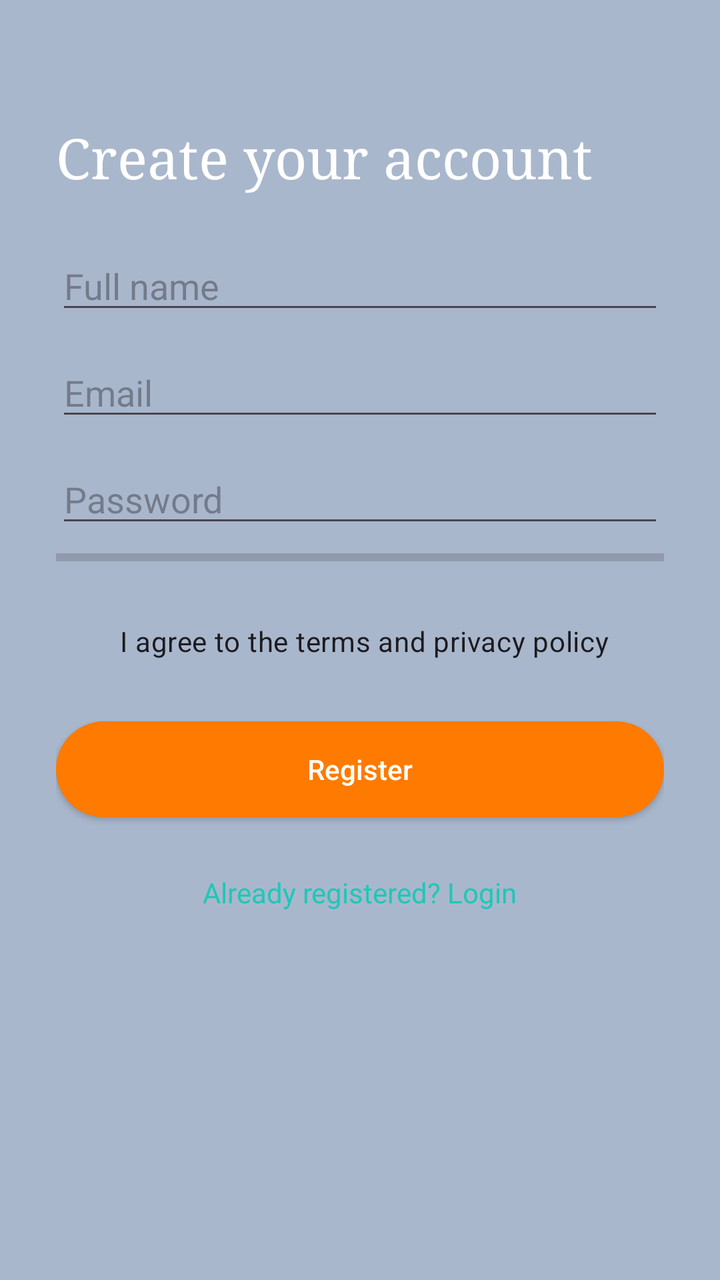
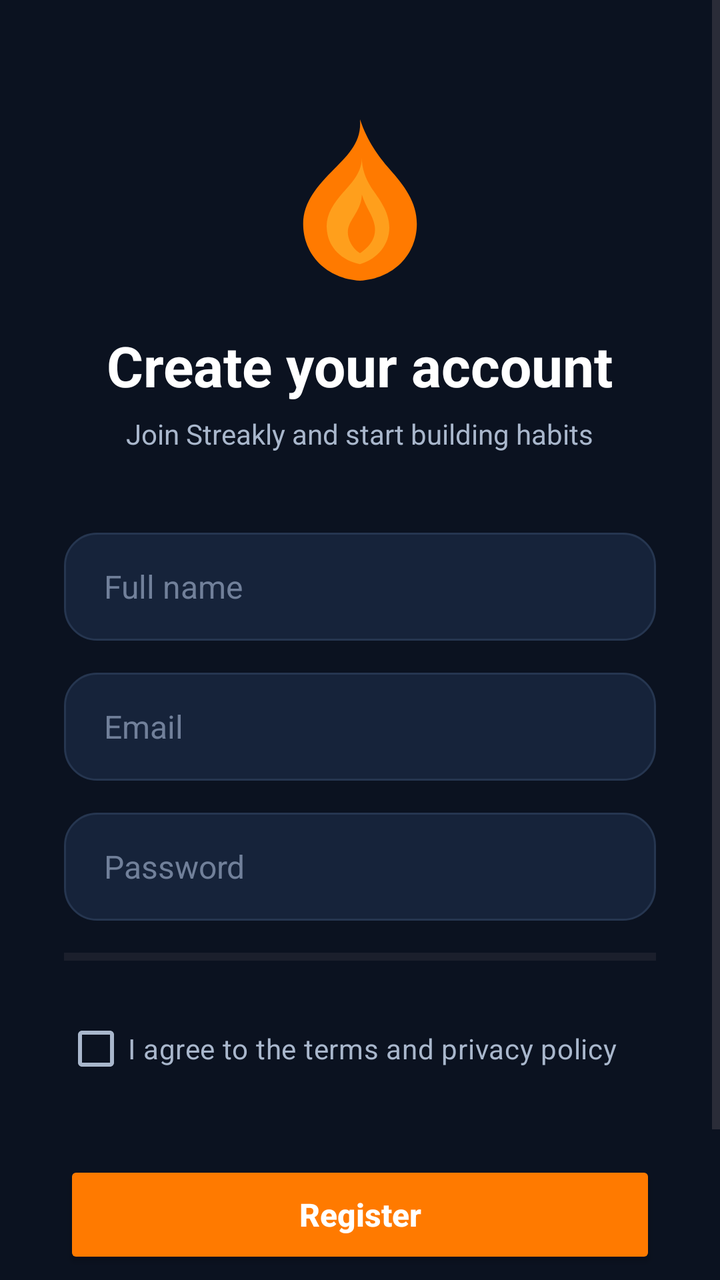

Two renders of the same Android screen: before a commit and after it. Below are the layout's source before the change and the commit's diff.
<!-- AndroidManifest.xml: application theme Theme.Streakly -->
<!-- res/layout/activity_register.xml -->
<?xml version="1.0" encoding="utf-8"?>
<ScrollView xmlns:android="http://schemas.android.com/apk/res/android"
    android:layout_width="match_parent" android:layout_height="match_parent"
    android:background="@color/sand_050">

    <LinearLayout
        android:layout_width="match_parent" android:layout_height="wrap_content"
        android:orientation="vertical" android:padding="28dp">

        <TextView
            android:layout_width="wrap_content" android:layout_height="wrap_content"
            android:text="@string/create_account"
            android:textSize="28sp" android:textColor="@color/text_primary"
            android:fontFamily="serif" android:layout_marginTop="32dp" />

        <EditText android:id="@+id/etName"
            android:layout_width="match_parent" android:layout_height="wrap_content"
            android:hint="@string/name_hint" android:layout_marginTop="24dp" />

        <EditText android:id="@+id/etEmail"
            android:layout_width="match_parent" android:layout_height="wrap_content"
            android:hint="@string/email_hint" android:inputType="textEmailAddress"
            android:layout_marginTop="12dp" />

        <EditText android:id="@+id/etPassword"
            android:layout_width="match_parent" android:layout_height="wrap_content"
            android:hint="@string/password_hint" android:inputType="textPassword"
            android:layout_marginTop="12dp" />

        <ProgressBar android:id="@+id/pwStrength"
            style="?android:attr/progressBarStyleHorizontal"
            android:layout_width="match_parent" android:layout_height="4dp"
            android:max="3" android:progress="0" android:layout_marginTop="8dp" />

        <CheckBox android:id="@+id/cbTerms"
            android:layout_width="match_parent" android:layout_height="wrap_content"
            android:text="@string/i_agree" android:layout_marginTop="16dp" />

        <TextView android:id="@+id/tvError"
            android:layout_width="match_parent" android:layout_height="wrap_content"
            android:textColor="@color/error" android:textSize="13sp"
            android:layout_marginTop="8dp" android:visibility="gone" />

        <Button android:id="@+id/btnRegister"
            android:layout_width="match_parent" android:layout_height="wrap_content"
            android:layout_marginTop="16dp" android:text="@string/register"
            android:background="@drawable/bg_button_flame"
            android:textColor="@color/text_on_flame" android:textAllCaps="false" />

        <TextView android:id="@+id/tvGoLogin"
            android:layout_width="wrap_content" android:layout_height="wrap_content"
            android:layout_gravity="center_horizontal"
            android:text="@string/have_account" android:textColor="@color/streakly_teal"
            android:layout_marginTop="20dp" android:padding="8dp" />
    </LinearLayout>
</ScrollView>
<!-- resources referenced by this layout -->
<resources>
  <color name="error">#FF5C5C</color>
  <color name="sand_050">#A9B7CC</color>
  <color name="streakly_teal">#20C7B7</color>
  <color name="text_on_flame">#FFFFFF</color>
  <color name="text_primary">#FFFFFF</color>
  <!-- drawable bg_button_flame (drawable) -->
  <?xml version="1.0" encoding="utf-8"?>
  <shape xmlns:android="http://schemas.android.com/apk/res/android" android:shape="rectangle">
      <solid android:color="@color/flame_500" />
      <corners android:radius="999dp" />
  </shape>
  <string name="email_hint">Email</string>
  <string name="name_hint">Full name</string>
  <string name="password_hint">Password</string>
  <string name="register">Register</string>
  <color name="flame_500">#FF7A00</color>
  <style name="Base.Theme.Streakly" parent="Theme.Material3.DayNight.NoActionBar">
          
          <item name="colorPrimary">@color/primary</item>
          <item name="colorOnPrimary">@color/white</item>
          <item name="colorPrimaryContainer">@color/primary_light</item>
          <item name="colorOnPrimaryContainer">@color/background_primary</item>
  
          <item name="colorSecondary">@color/accent</item>
          <item name="colorOnSecondary">@color/white</item>
  
          <item name="colorSurface">@color/surface_card</item>
          <item name="colorOnSurface">@color/text_primary</item>
          <item name="colorSurfaceVariant">@color/background_secondary</item>
          <item name="colorOnSurfaceVariant">@color/text_secondary</item>
  
          <item name="android:windowBackground">@color/background_primary</item>
          <item name="android:statusBarColor">@color/background_primary</item>
          <item name="android:navigationBarColor">@color/background_secondary</item>
  
          
          <item name="textAppearanceTitleLarge">@style/TextAppearance.Streakly.Title</item>
      </style>
  <color name="primary">#FF7A00</color>
  <color name="white">#FFFFFF</color>
  <color name="primary_light">#FF9F1C</color>
  <color name="accent">#20C7B7</color>
  <color name="surface_card">#16233A</color>
  <color name="text_secondary">#A9B7CC</color>
  <!-- unchanged entries left out for length: 7 -->
</resources>

<!-- the commit's change to res/layout/activity_register.xml (unified diff, before → after) -->
@@ -1,56 +1,127 @@
 <?xml version="1.0" encoding="utf-8"?>
 <ScrollView xmlns:android="http://schemas.android.com/apk/res/android"
-    android:layout_width="match_parent" android:layout_height="match_parent"
-    android:background="@color/sand_050">
+    android:layout_width="match_parent"
+    android:layout_height="match_parent"
+    android:background="@color/background_primary"
+    android:fillViewport="true">
 
     <LinearLayout
-        android:layout_width="match_parent" android:layout_height="wrap_content"
-        android:orientation="vertical" android:padding="28dp">
+        android:layout_width="match_parent"
+        android:layout_height="wrap_content"
+        android:gravity="center_horizontal"
+        android:orientation="vertical"
+        android:padding="32dp">
+
+        <ImageView
+            android:layout_width="88dp"
+            android:layout_height="88dp"
+            android:layout_marginTop="24dp"
+            android:src="@drawable/ic_flame_logo" />
 
         <TextView
-            android:layout_width="wrap_content" android:layout_height="wrap_content"
+            android:layout_width="wrap_content"
+            android:layout_height="wrap_content"
+            android:layout_marginTop="20dp"
             android:text="@string/create_account"
-            android:textSize="28sp" android:textColor="@color/text_primary"
-            android:fontFamily="serif" android:layout_marginTop="32dp" />
+            android:textColor="@color/text_primary"
+            android:textSize="28sp"
+            android:textStyle="bold" />
 
-        <EditText android:id="@+id/etName"
-            android:layout_width="match_parent" android:layout_height="wrap_content"
-            android:hint="@string/name_hint" android:layout_marginTop="24dp" />
+        <TextView
+            android:layout_width="wrap_content"
+            android:layout_height="wrap_content"
+            android:layout_marginTop="6dp"
+            android:layout_marginBottom="28dp"
+            android:text="Join Streakly and start building habits"
+            android:textColor="@color/text_secondary"
+            android:textSize="14sp" />
 
-        <EditText android:id="@+id/etEmail"
-            android:layout_width="match_parent" android:layout_height="wrap_content"
-            android:hint="@string/email_hint" android:inputType="textEmailAddress"
-            android:layout_marginTop="12dp" />
+        <EditText
+            android:id="@+id/etName"
+            android:layout_width="match_parent"
+            android:layout_height="54dp"
+            android:layout_marginTop="12dp"
+            android:background="@drawable/bg_input"
+            android:hint="@string/name_hint"
+            android:paddingHorizontal="20dp"
+            android:textColor="@color/text_primary"
+            android:textColorHint="@color/text_muted"
+            android:textSize="16sp" />
 
-        <EditText android:id="@+id/etPassword"
-            android:layout_width="match_parent" android:layout_height="wrap_content"
-            android:hint="@string/password_hint" android:inputType="textPassword"
-            android:layout_marginTop="12dp" />
+        <EditText
+            android:id="@+id/etEmail"
+            android:layout_width="match_parent"
+            android:layout_height="54dp"
+            android:layout_marginTop="16dp"
+            android:background="@drawable/bg_input"
+            android:hint="@string/email_hint"
+            android:inputType="textEmailAddress"
+            android:paddingHorizontal="20dp"
+            android:textColor="@color/text_primary"
+            android:textColorHint="@color/text_muted"
+            android:textSize="16sp" />
 
-        <ProgressBar android:id="@+id/pwStrength"
+        <EditText
+            android:id="@+id/etPassword"
+            android:layout_width="match_parent"
+            android:layout_height="54dp"
+            android:layout_marginTop="16dp"
+            android:background="@drawable/bg_input"
+            android:hint="@string/password_hint"
+            android:inputType="textPassword"
+            android:paddingHorizontal="20dp"
+            android:textColor="@color/text_primary"
+            android:textColorHint="@color/text_muted"
+            android:textSize="16sp" />
+
+        <ProgressBar
+            android:id="@+id/pwStrength"
             style="?android:attr/progressBarStyleHorizontal"
-            android:layout_width="match_parent" android:layout_height="4dp"
-            android:max="3" android:progress="0" android:layout_marginTop="8dp" />
+            android:layout_width="match_parent"
+            android:layout_height="4dp"
+            android:layout_marginTop="16dp"
+            android:max="3"
+            android:progress="0"
+            android:progressTint="@color/primary" />
 
-        <CheckBox android:id="@+id/cbTerms"
-            android:layout_width="match_parent" android:layout_height="wrap_content"
-            android:text="@string/i_agree" android:layout_marginTop="16dp" />
+        <CheckBox
+            android:id="@+id/cbTerms"
+            android:layout_width="match_parent"
+            android:layout_height="wrap_content"
+            android:layout_marginTop="20dp"
+            android:buttonTint="@color/primary"
+            android:text="@string/i_agree"
+            android:textColor="@color/text_secondary" />
 
-        <TextView android:id="@+id/tvError"
-            android:layout_width="match_parent" android:layout_height="wrap_content"
-            android:textColor="@color/error" android:textSize="13sp"
-            android:layout_marginTop="8dp" android:visibility="gone" />
+        <TextView
+            android:id="@+id/tvError"
+            android:layout_width="match_parent"
+            android:layout_height="wrap_content"
+            android:layout_marginTop="8dp"
+            android:textColor="@color/error"
+            android:textSize="14sp"
+            android:visibility="gone" />
 
-        <Button android:id="@+id/btnRegister"
-            android:layout_width="match_parent" android:layout_height="wrap_content"
-            android:layout_marginTop="16dp" android:text="@string/register"
-            android:background="@drawable/bg_button_flame"
-            android:textColor="@color/text_on_flame" android:textAllCaps="false" />
+        <Button
+            android:id="@+id/btnRegister"
+            android:layout_width="match_parent"
+            android:layout_height="54dp"
+            android:layout_marginTop="32dp"
+            android:backgroundTint="@color/primary"
+            android:text="@string/register"
+            android:textAllCaps="false"
+            android:textColor="@color/text_white"
+            android:textSize="16sp"
+            android:textStyle="bold" />
 
-        <TextView android:id="@+id/tvGoLogin"
-            android:layout_width="wrap_content" android:layout_height="wrap_content"
+        <TextView
+            android:id="@+id/tvGoLogin"
+            android:layout_width="wrap_content"
+            android:layout_height="wrap_content"
             android:layout_gravity="center_horizontal"
-            android:text="@string/have_account" android:textColor="@color/streakly_teal"
-            android:layout_marginTop="20dp" android:padding="8dp" />
+            android:layout_marginTop="24dp"
+            android:padding="8dp"
+            android:text="@string/have_account"
+            android:textColor="@color/text_secondary" />
     </LinearLayout>
 </ScrollView>
<!-- resource entries referenced after the edit -->
@@ -1,21 +1,13 @@
 <!-- resources referenced by this layout -->
 <resources>
   <color name="error">#FF5C5C</color>
-  <color name="sand_050">#A9B7CC</color>
-  <color name="streakly_teal">#20C7B7</color>
-  <color name="text_on_flame">#FFFFFF</color>
   <color name="text_primary">#FFFFFF</color>
-  <!-- drawable bg_button_flame (drawable) -->
-  <?xml version="1.0" encoding="utf-8"?>
-  <shape xmlns:android="http://schemas.android.com/apk/res/android" android:shape="rectangle">
-      <solid android:color="@color/flame_500" />
-      <corners android:radius="999dp" />
-  </shape>
   <string name="email_hint">Email</string>
   <string name="name_hint">Full name</string>
   <string name="password_hint">Password</string>
   <string name="register">Register</string>
   <color name="flame_500">#FF7A00</color>
+  <color name="streakly_orange_light">#FF9F1C</color>
   <style name="Base.Theme.Streakly" parent="Theme.Material3.DayNight.NoActionBar">
           
           <item name="colorPrimary">@color/primary</item>
@@ -36,14 +28,62 @@
           <item name="android:navigationBarColor">@color/background_secondary</item>
   
           
+          <item name="bottomNavigationStyle">@style/Widget.Streakly.BottomNavigationView</item>
+  
+          
           <item name="textAppearanceTitleLarge">@style/TextAppearance.Streakly.Title</item>
       </style>
   <color name="primary">#FF7A00</color>
+  <color name="text_muted">#71809A</color>
   <color name="white">#FFFFFF</color>
   <color name="primary_light">#FF9F1C</color>
   <color name="accent">#20C7B7</color>
+  <style name="Widget.Streakly.BottomNavigationView" parent="Widget.Material3.BottomNavigationView">
+          <item name="backgroundTint">@color/background_secondary</item>
+          <item name="itemIconTint">@color/selector_nav_items</item>
+          <item name="itemTextColor">@color/selector_nav_items</item>
+          <item name="itemRippleColor">@color/transparent</item>
+      </style>
+  <color name="transparent">#00000000</color>
   <color name="surface_card">#16233A</color>
+  <color name="divider">#263650</color>
   <color name="text_secondary">#A9B7CC</color>
+  <color name="text_white">#FFFFFF</color>
+  <!-- drawable bg_input (drawable) -->
+  <?xml version="1.0" encoding="utf-8"?>
+  <selector xmlns:android="http://schemas.android.com/apk/res/android">
+      <item android:state_focused="true">
+          <shape android:shape="rectangle">
+              <solid android:color="@color/surface_card" />
+              <stroke android:width="2dp" android:color="@color/primary" />
+              <corners android:radius="16dp" />
+          </shape>
+      </item>
+      <item>
+          <shape android:shape="rectangle">
+              <solid android:color="@color/surface_card" />
+              <stroke android:width="1dp" android:color="@color/divider" />
+              <corners android:radius="16dp" />
+          </shape>
+      </item>
+  </selector>
+  <!-- drawable ic_flame_logo (drawable) -->
+  <?xml version="1.0" encoding="utf-8"?>
+  <vector xmlns:android="http://schemas.android.com/apk/res/android"
+      android:width="96dp"
+      android:height="96dp"
+      android:viewportWidth="96"
+      android:viewportHeight="96">
+      <path
+          android:fillColor="@color/flame_500"
+          android:pathData="M48,4 C49,16 42,23 34,31 C25,40 17,49 17,61 C17,78 30,91 48,92 C66,91 79,78 79,61 C79,49 72,40 64,31 C58,24 52,16 48,4 Z" />
+      <path
+          android:fillColor="@color/streakly_orange_light"
+          android:pathData="M49,25 C49,34 42,40 37,46 C32,52 29,58 30,65 C31,74 38,81 48,83 C58,80 64,72 64,63 C64,54 58,47 54,41 C51,36 49,31 49,25 Z" />
+      <path
+          android:fillColor="@color/flame_500"
+          android:pathData="M49,45 C49,52 44,57 42,62 C40,67 43,74 48,77 C54,73 57,68 56,62 C55,56 51,52 49,45 Z" />
+  </vector>
   <!-- unchanged entries left out for length: 7 -->
 </resources>
 
